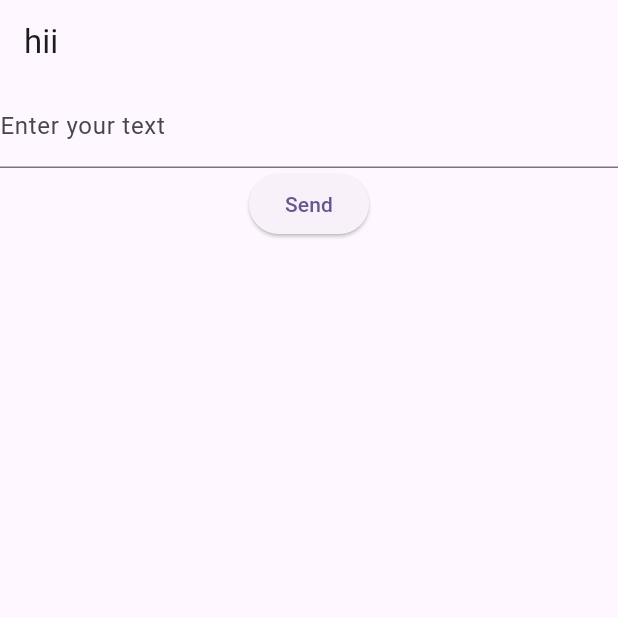
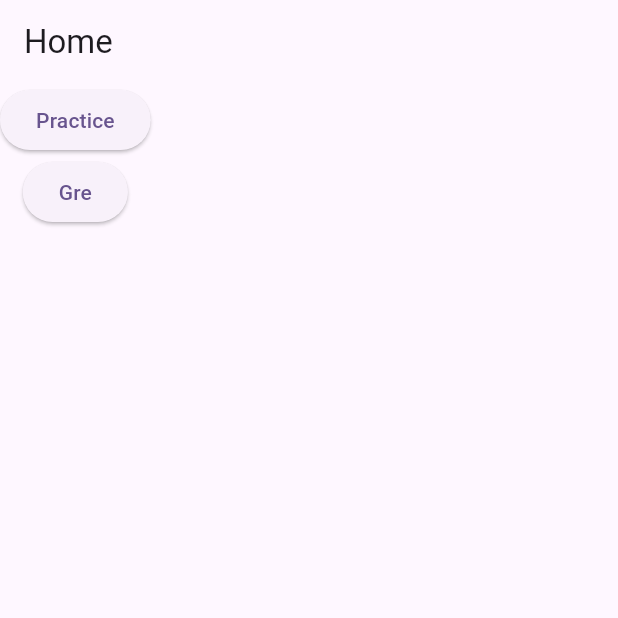
Before and after one commit to rgsk/skartner-app, a Flutter app: the screen it shows after launch, on a phone screen of 412 x 824 dp, the top half of it. Run offline on Flutter 3.47's test engine with Material 2 defaults, Android fonts, the light colour scheme and no system bars; our stand-ins replace flutter_hooks, graphql, graphql_flutter, routemaster; missing offline and left inert: gql.

Commit message:
routing setup

```diff
--- a/lib/main.dart
+++ b/lib/main.dart
@@ -1,8 +1,7 @@
 import 'package:flutter/material.dart';
-import 'package:flutter_hooks/flutter_hooks.dart';
 import 'package:graphql_flutter/graphql_flutter.dart';
-import 'package:skartner_app/__generated/hello.graphql.dart';
-import 'package:skartner_app/gre_page.dart';
+import 'package:routemaster/routemaster.dart';
+import 'package:skartner_app/router.dart';
 
 void main() {
   final httpLink = HttpLink('http://192.168.29.114:8001/graphql');
@@ -27,37 +26,19 @@ class MyApp extends StatelessWidget {
 
   @override
   Widget build(BuildContext context) {
-    return MaterialApp(
-      title: 'Flutter Demo',
+    return MaterialApp.router(
+      title: 'Skartner',
       theme: ThemeData(
         colorScheme: ColorScheme.fromSeed(seedColor: Colors.deepPurple),
         useMaterial3: true,
       ),
-      home: GrePage(),
+      debugShowCheckedModeBanner: false,
+      routerDelegate: RoutemasterDelegate(
+        routesBuilder: (context) {
+          return loggedInRoutes;
+        },
+      ),
+      routeInformationParser: RoutemasterParser(),
     );
   }
 }
-
-class QueryExample extends HookWidget {
-  const QueryExample({super.key});
-
-  @override
-  Widget build(BuildContext context) {
-    final helloResult = useQuery$ExampleQuery();
-
-    final result = helloResult.result;
-
-    if (result.hasException) {
-      return Text(result.exception.toString());
-    }
-
-    if (result.isLoading) {
-      return const Text('Loading');
-    }
-
-    return Scaffold(
-      appBar: AppBar(title: Text('Main Page')),
-      body: Center(child: Text(result.parsedData!.hello.message)),
-    );
-  }
-}
--- /dev/null
+++ b/lib/pages/home_page/home_page.dart
@@ -0,0 +1,32 @@
+import 'package:flutter/material.dart';
+import 'package:routemaster/routemaster.dart';
+
+class HomePage extends StatelessWidget {
+  const HomePage({super.key});
+
+  @override
+  Widget build(BuildContext context) {
+    return Scaffold(
+      appBar: AppBar(
+        title: Text('Home'),
+      ),
+      body: Container(
+          child: Column(
+        children: [
+          ElevatedButton(
+            onPressed: () {
+              Routemaster.of(context).push('/practice');
+            },
+            child: Text('Practice'),
+          ),
+          ElevatedButton(
+            onPressed: () {
+              Routemaster.of(context).push('/gre');
+            },
+            child: Text('Gre'),
+          ),
+        ],
+      )),
+    );
+  }
+}
--- /dev/null
+++ b/lib/router.dart
@@ -0,0 +1,14 @@
+import 'package:flutter/material.dart';
+import 'package:routemaster/routemaster.dart';
+import 'package:skartner_app/pages/gre_page/gre_page.dart';
+import 'package:skartner_app/pages/home_page/home_page.dart';
+import 'package:skartner_app/pages/practice_page/practice_page.dart';
+
+final loggedOutRoutes = RouteMap(routes: {
+  '/practice': (_) => MaterialPage(child: PracticePage()),
+});
+final loggedInRoutes = RouteMap(routes: {
+  '/': (_) => MaterialPage(child: HomePage()),
+  '/gre': (_) => MaterialPage(child: GrePage()),
+  '/practice': (_) => MaterialPage(child: PracticePage()),
+});
--- a/pubspec.yaml
+++ b/pubspec.yaml
@@ -38,6 +38,7 @@ dependencies:
   graphql_flutter: ^5.1.2
   flutter_hooks: ^0.18.6
   graphql: ^5.2.0-beta.1
+  routemaster: ^1.0.1
 
 dev_dependencies:
   flutter_test:
```
Also changed, not shown: lib/pages/practice_page/practice_page.dart (added, +17 -0 lines), lib/pages/gre_page/gre_page.dart (renamed from lib/gre_page.dart), pubspec.lock, 3 other files.
